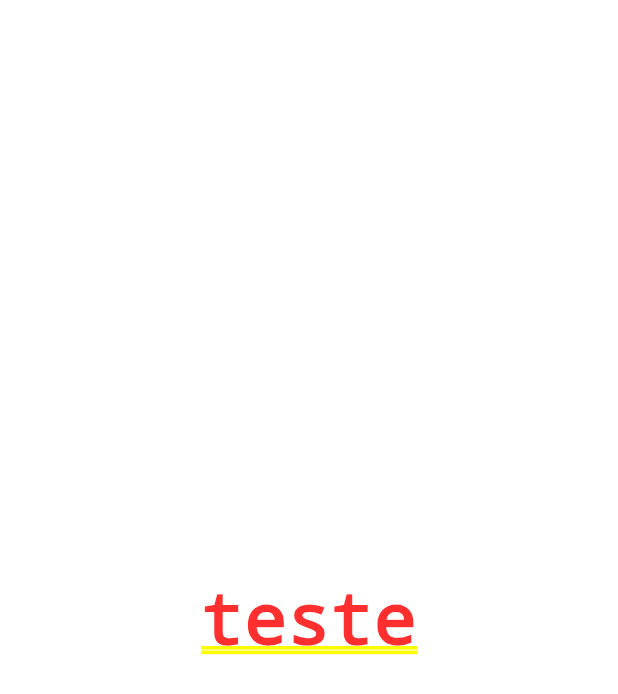
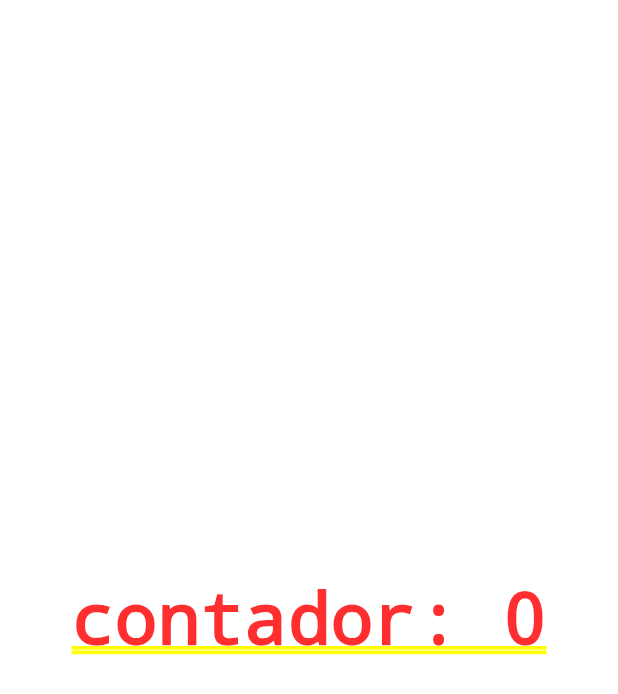
Before and after one commit to yuri-duque/flutter_hello_word, a Flutter app: the screen it shows after launch, on a phone screen of 412 x 824 dp. Shown: the top 694 px of the screen. Run offline on Flutter 3.47's test engine with Material 2 defaults, Android fonts, the phone set to English and light mode, and no system bars.

```diff
--- a/lib/main.dart
+++ b/lib/main.dart
@@ -11,11 +11,32 @@ class AppWidget extends StatelessWidget {
 
   @override
   Widget build(BuildContext context) {
-    return MaterialApp(
-      theme: ThemeData.light(),
-      home: Container(
-        child: Center(child: Text("teste")),
-      ),
+    return MaterialApp(theme: ThemeData.light(), home: HomePage());
+  }
+}
+
+class HomePage extends StatefulWidget {
+  @override
+  State<StatefulWidget> createState() {
+    return HomePageState();
+  }
+}
+
+class HomePageState extends State<HomePage> {
+  int counter = 0;
+
+  @override
+  Widget build(BuildContext context) {
+    return Container(
+      child: Center(
+          child: GestureDetector(
+        child: Text('contador: ${counter}'),
+        onTap: () {
+          setState(() {
+            counter++;
+          });
+        },
+      )),
     );
   }
 }
```
